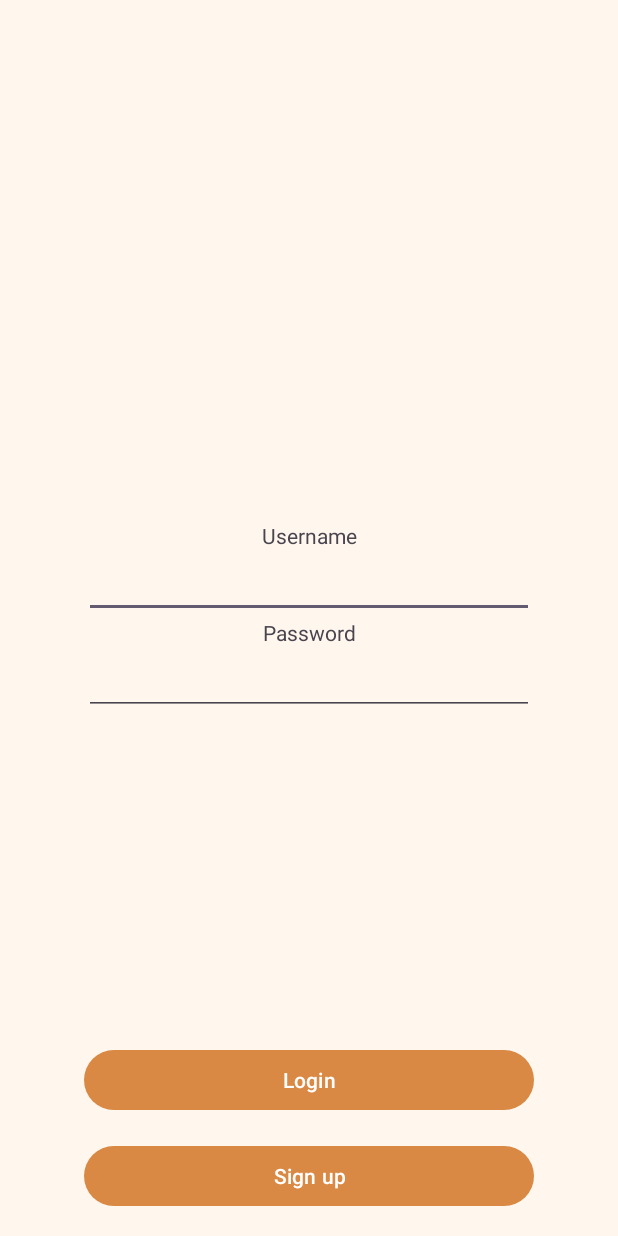
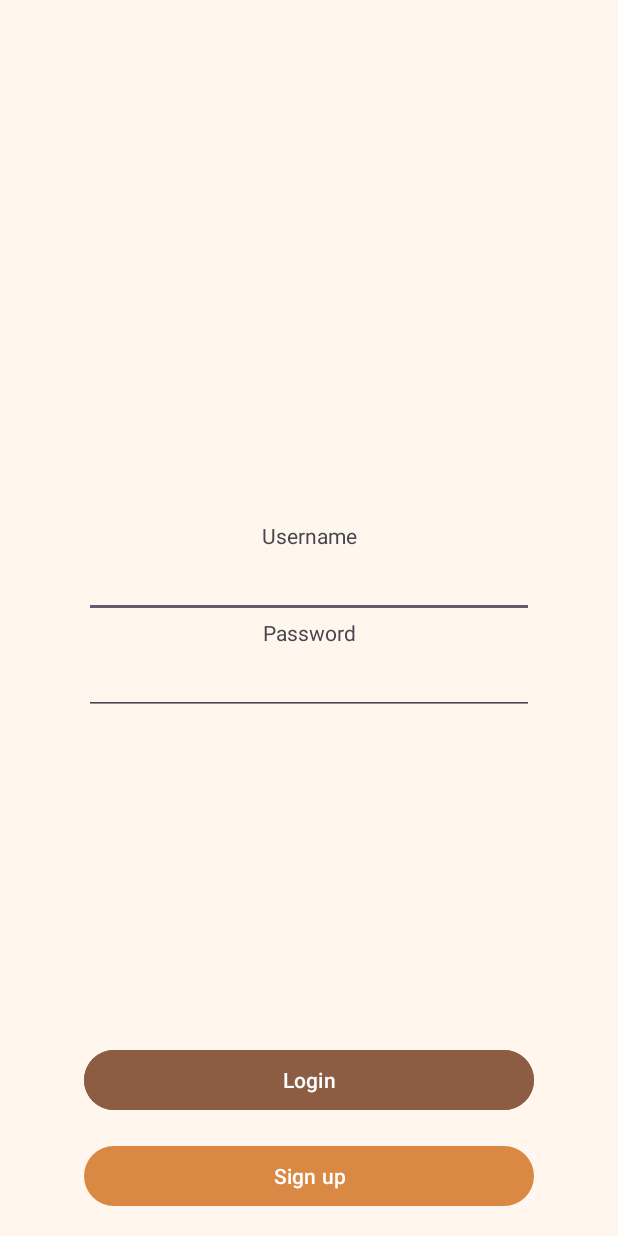
Before and after one commit to Dwaynekoya/ToGetherAndroid, an Android app: the screen it shows after launch (MainActivity), on a phone screen of 412 x 824 dp. Run offline under Robolectric (Android 15) with nearby library versions, the phone set to English and light mode, and no system bars.

Commit message:
button styling

```diff
--- a/app/src/main/res/layout/activity_main.xml
+++ b/app/src/main/res/layout/activity_main.xml
@@ -69,7 +69,8 @@
             android:text="Login"
             app:layout_constraintBottom_toBottomOf="parent"
             app:layout_constraintEnd_toEndOf="parent"
-            app:layout_constraintStart_toStartOf="parent" />
+            app:layout_constraintStart_toStartOf="parent"
+            android:backgroundTint="@color/dark_button_colors"/>
 
         <Button
             android:id="@+id/buttonSignUp"
--- a/app/src/main/res/layout/newgroup.xml
+++ b/app/src/main/res/layout/newgroup.xml
@@ -92,7 +92,8 @@
                 android:layout_width="wrap_content"
                 android:layout_height="wrap_content"
                 android:layout_weight="1"
-                android:text="Create" />
+                android:text="Create"
+                android:backgroundTint="@color/dark_button_colors"/>
 
         </LinearLayout>
 
--- a/app/src/main/res/layout/newtask.xml
+++ b/app/src/main/res/layout/newtask.xml
@@ -122,7 +122,8 @@
                 android:layout_width="wrap_content"
                 android:layout_height="wrap_content"
                 android:layout_weight="1"
-                android:text="Create" />
+                android:text="Create"
+                android:backgroundTint="@color/dark_button_colors"/>
 
         </LinearLayout>
 
--- a/app/src/main/res/layout/settings.xml
+++ b/app/src/main/res/layout/settings.xml
@@ -15,7 +15,8 @@
             android:id="@+id/button"
             android:layout_width="wrap_content"
             android:layout_height="wrap_content"
-            android:text="Log Out" />
+            android:text="Log Out"
+            android:backgroundTint="@color/dark_button_colors"/>
 
         <Button
             android:id="@+id/button2"
```
